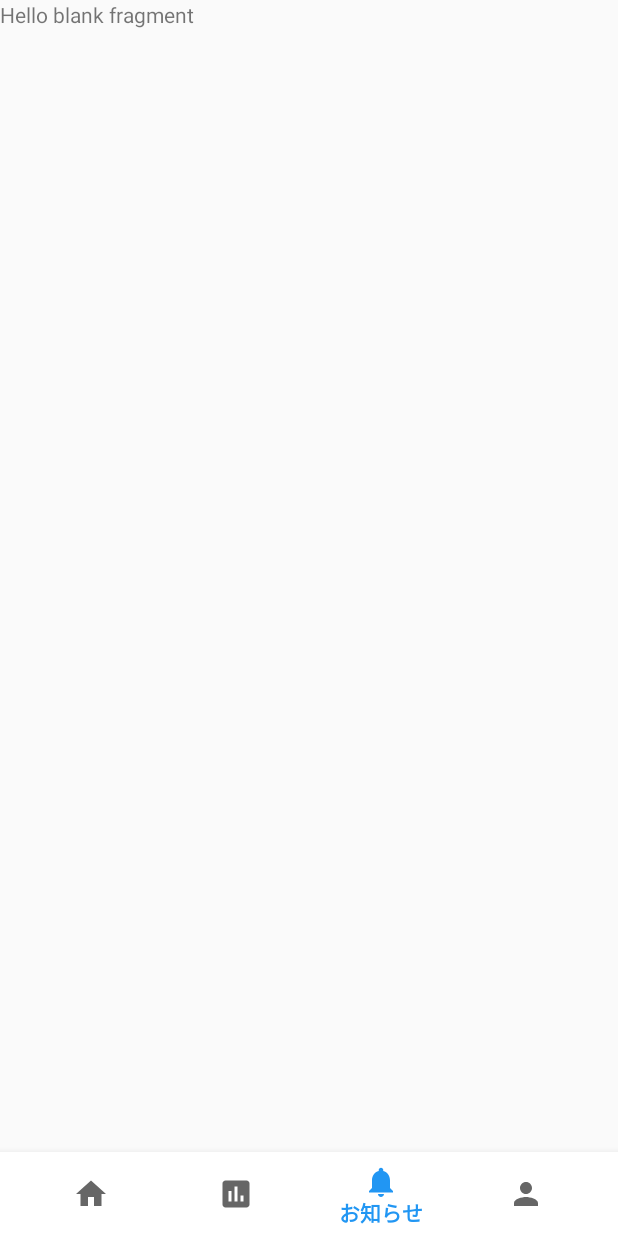
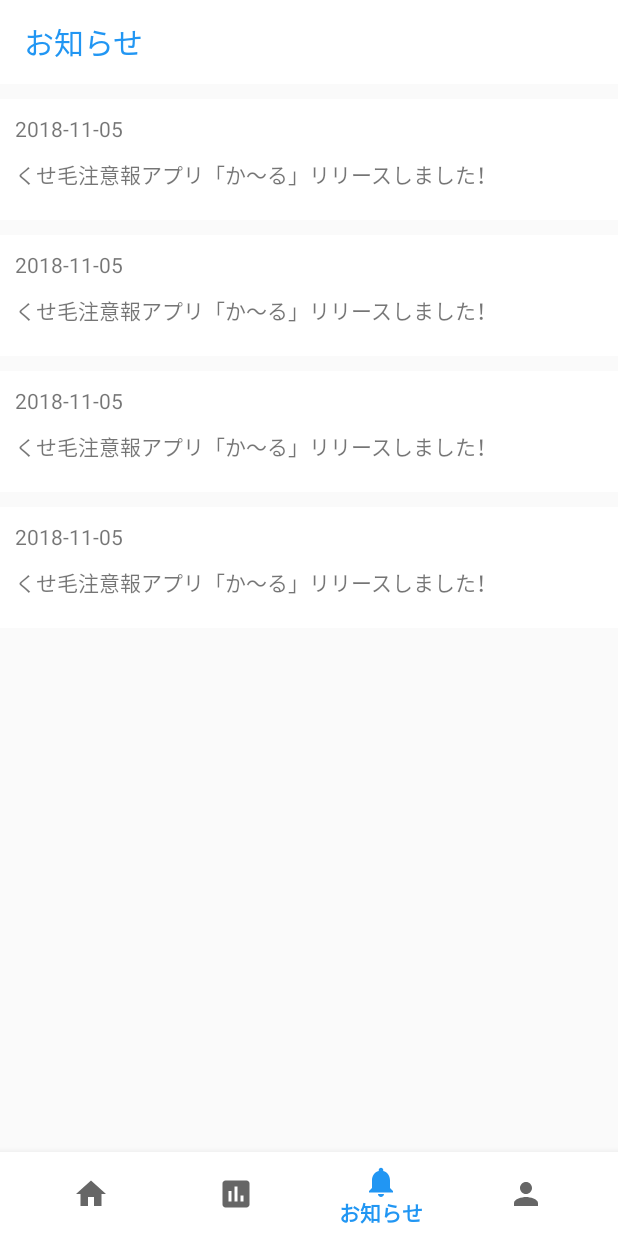
Before and after one commit to h3birth/CurlKusegeApp, an Android app: the screen it shows after launch (MainActivity), item 3 of the bottom bar chosen, on a phone screen of 412 x 824 dp. Run offline under Robolectric (Android 15) with nearby library versions, the phone set to English and light mode, and no system bars; our stand-ins replace Dagger/Hilt's generated code, RxJava, data binding; pictures from the network do not load.

Commit message:
news fragment sample code

```diff
--- a/app/src/main/java/birth/h3/app/curl_kusegeapp/di/AppComponent.kt
+++ b/app/src/main/java/birth/h3/app/curl_kusegeapp/di/AppComponent.kt
@@ -1,11 +1,13 @@
 package birth.h3.app.curl_kusegeapp.di
 
+import birth.h3.app.curl_kusegeapp.ui.news.NewsFragment
 import birth.h3.app.curl_kusegeapp.ui.weather.WeatherFragment
 import dagger.Component
 import javax.inject.Singleton
 
 @Singleton
-@Component(modules = [AppModule::class,WeatherModule::class])
+@Component(modules = [AppModule::class,WeatherModule::class,NewsModule::class])
 interface AppComponent {
     fun inject(fragment: WeatherFragment)
+    fun inject(fragment: NewsFragment)
 }
--- /dev/null
+++ b/app/src/main/java/birth/h3/app/curl_kusegeapp/di/NewsModule.kt
@@ -0,0 +1,29 @@
+package birth.h3.app.curl_kusegeapp.di
+
+import birth.h3.app.curl_kusegeapp.model.entity.News
+import birth.h3.app.curl_kusegeapp.model.entity.Weather
+import birth.h3.app.curl_kusegeapp.model.net.NewsService
+import birth.h3.app.curl_kusegeapp.model.net.WeatherApiService
+import birth.h3.app.curl_kusegeapp.ui.weather.WeatherViewModel
+import dagger.Module
+import dagger.Provides
+import io.reactivex.Single
+import io.reactivex.processors.BehaviorProcessor
+import javax.inject.Singleton
+
+@Module
+class NewsModule() {
+
+    @Singleton
+    @Provides
+    fun provideNewsService() = object : NewsService {
+        override fun getNews(): Single<List<News>> = Single.just(
+            listOf(
+                    News("くせ毛注意報アプリ「か～る」リリースしました！", "2018-11-05"),
+                    News("くせ毛注意報アプリ「か～る」リリースしました！", "2018-11-05"),
+                    News("くせ毛注意報アプリ「か～る」リリースしました！", "2018-11-05"),
+                    News("くせ毛注意報アプリ「か～る」リリースしました！", "2018-11-05")
+            )
+        )
+    }
+}
--- /dev/null
+++ b/app/src/main/java/birth/h3/app/curl_kusegeapp/model/entity/News.kt
@@ -0,0 +1,6 @@
+package birth.h3.app.curl_kusegeapp.model.entity
+
+data class News(
+        val message: String,
+        val updated_at: String
+)
--- /dev/null
+++ b/app/src/main/java/birth/h3/app/curl_kusegeapp/model/net/NewsService.kt
@@ -0,0 +1,10 @@
+package birth.h3.app.curl_kusegeapp.model.net
+
+import birth.h3.app.curl_kusegeapp.model.entity.News
+import io.reactivex.Single
+import retrofit2.http.GET
+
+interface NewsService{
+    @GET
+    fun getNews(): Single<List<News>>
+}
--- /dev/null
+++ b/app/src/main/java/birth/h3/app/curl_kusegeapp/ui/news/NewsAdapter.kt
@@ -0,0 +1,31 @@
+package birth.h3.app.curl_kusegeapp.ui.news
+
+import android.support.v7.widget.RecyclerView
+import android.view.ViewGroup
+import birth.h3.app.curl_kusegeapp.model.entity.News
+import birth.h3.app.curl_kusegeapp.model.entity.TimeWeather
+import birth.h3.app.curl_kusegeapp.ui.weather.TimeWeatherViewHolder
+import kotlin.math.max
+
+class NewsAdapter(): RecyclerView.Adapter<NewsViewHolder>() {
+
+    private val items: MutableList<News> = mutableListOf()
+
+    fun setItems(newsList: List<News>) {
+        val previousSize = itemCount
+        this.items.clear()
+        this.items.addAll(newsList)
+
+        notifyItemRangeChanged(0, max(previousSize, itemCount))
+    }
+
+    override fun onCreateViewHolder(parent: ViewGroup, viewType: Int): NewsViewHolder =
+            NewsViewHolder.create(parent)
+
+    override fun getItemCount() = items.count()
+
+    override fun onBindViewHolder(holder: NewsViewHolder, position: Int) {
+        holder.bind(items[position])
+    }
+
+}
--- a/app/src/main/java/birth/h3/app/curl_kusegeapp/ui/news/NewsFragment.kt
+++ b/app/src/main/java/birth/h3/app/curl_kusegeapp/ui/news/NewsFragment.kt
@@ -2,10 +2,22 @@ package birth.h3.app.curl_kusegeapp.ui.news
 
 import android.os.Bundle
 import android.support.v4.app.Fragment
+import android.support.v7.widget.DividerItemDecoration
+import android.support.v7.widget.LinearLayoutManager
 import android.view.LayoutInflater
 import android.view.View
 import android.view.ViewGroup
+import android.widget.LinearLayout
+import birth.h3.app.curl_kusegeapp.CurlApp
 import birth.h3.app.curl_kusegeapp.R
+import birth.h3.app.curl_kusegeapp.model.net.NewsService
+import birth.h3.app.curl_kusegeapp.model.net.WeatherApiService
+import birth.h3.app.curl_kusegeapp.ui.weather.TimeWeatherAdapter
+import io.reactivex.android.schedulers.AndroidSchedulers
+import io.reactivex.disposables.CompositeDisposable
+import io.reactivex.rxkotlin.subscribeBy
+import kotlinx.android.synthetic.main.fragment_news.*
+import javax.inject.Inject
 
 /**
  * A simple [Fragment] subclass.
@@ -13,11 +25,36 @@ import birth.h3.app.curl_kusegeapp.R
  */
 class NewsFragment : Fragment() {
 
+    @Inject
+    lateinit var newsService: NewsService
+
+    private val disposable = CompositeDisposable()
+
+    private val adapter by lazy {
+        NewsAdapter()
+    }
+
     override fun onCreateView(inflater: LayoutInflater, container: ViewGroup?,
                               savedInstanceState: Bundle?): View? {
         // Inflate the layout for this fragment
         return inflater.inflate(R.layout.fragment_news, container, false)
     }
 
+    override fun onViewCreated(view: View, savedInstanceState: Bundle?) {
+        super.onViewCreated(view, savedInstanceState)
+        (context?.applicationContext as CurlApp).component.inject(this)
 
+        rv_news.adapter = adapter
+        rv_news.layoutManager = LinearLayoutManager(activity, LinearLayoutManager.VERTICAL, false)
+//        rv_news.addItemDecoration(DividerItemDecoration(activity, LinearLayoutManager.VERTICAL))
+
+        disposable.addAll(
+                newsService
+                        .getNews()
+                        .observeOn(AndroidSchedulers.mainThread())
+                        .subscribeBy {
+                            adapter.setItems(it)
+                        }
+        )
+    }
 }
--- /dev/null
+++ b/app/src/main/java/birth/h3/app/curl_kusegeapp/ui/news/NewsViewHolder.kt
@@ -0,0 +1,30 @@
+package birth.h3.app.curl_kusegeapp.ui.news
+
+import android.databinding.DataBindingUtil
+import android.databinding.ViewDataBinding
+import android.support.v7.widget.RecyclerView
+import android.view.LayoutInflater
+import android.view.ViewGroup
+import birth.h3.app.curl_kusegeapp.BR
+import birth.h3.app.curl_kusegeapp.R
+import birth.h3.app.curl_kusegeapp.model.entity.News
+import birth.h3.app.curl_kusegeapp.model.entity.TimeWeather
+
+class NewsViewHolder(
+        private val binding: ViewDataBinding
+): RecyclerView.ViewHolder(binding.root) {
+
+    fun bind(news: News) {
+        binding.setVariable(BR.news, news)
+    }
+
+    companion object {
+        fun create(parent: ViewGroup) = NewsViewHolder(
+                DataBindingUtil.inflate(
+                        LayoutInflater.from(parent.context),
+                        R.layout.item_news, parent,
+                        false
+                )
+        )
+    }
+}
--- a/app/src/main/res/layout/fragment_news.xml
+++ b/app/src/main/res/layout/fragment_news.xml
@@ -1,14 +1,28 @@
 <?xml version="1.0" encoding="utf-8"?>
-<FrameLayout xmlns:android="http://schemas.android.com/apk/res/android"
+<RelativeLayout xmlns:android="http://schemas.android.com/apk/res/android"
     xmlns:tools="http://schemas.android.com/tools"
+    xmlns:app="http://schemas.android.com/apk/res-auto"
     android:layout_width="match_parent"
     android:layout_height="match_parent"
     tools:context=".ui.news.NewsFragment">
 
-    <!-- TODO: Update blank fragment layout -->
-    <TextView
+    <android.support.v7.widget.Toolbar
+        android:id="@+id/app_toolbar"
+        app:layout_scrollFlags="enterAlways|scroll"
+        app:title="@string/news"
+        app:titleTextColor="@color/colorPrimary"
+        android:layout_width="match_parent"
+        android:layout_height="wrap_content"
+        android:background="@android:color/white"
+        android:minHeight="?attr/actionBarSize"
+        android:theme="?attr/actionBarTheme"
+        app:layout_constraintStart_toStartOf="parent"
+        app:layout_constraintTop_toTopOf="parent"/>
+
+    <android.support.v7.widget.RecyclerView
+        android:id="@+id/rv_news"
         android:layout_width="match_parent"
         android:layout_height="match_parent"
-        android:text="@string/hello_blank_fragment" />
+        android:layout_below="@+id/app_toolbar" />
 
-</FrameLayout>
+</RelativeLayout>
--- /dev/null
+++ b/app/src/main/res/layout/item_news.xml
@@ -0,0 +1,38 @@
+<?xml version="1.0" encoding="utf-8"?>
+<layout xmlns:app="http://schemas.android.com/apk/res-auto"
+    xmlns:android="http://schemas.android.com/apk/res/android">
+    <data>
+        <variable
+            name="news"
+            type="birth.h3.app.curl_kusegeapp.model.entity.News" />
+    </data>
+
+    <android.support.constraint.ConstraintLayout
+        android:layout_width="match_parent"
+        android:layout_height="wrap_content"
+        android:layout_marginTop="@dimen/margin_m"
+        android:background="@android:color/white">
+
+        <TextView
+            android:id="@+id/tv_news_updated_at"
+            android:layout_width="wrap_content"
+            android:layout_height="wrap_content"
+            android:layout_marginLeft="@dimen/margin_m"
+            android:layout_marginTop="@dimen/margin_m"
+            android:text="@{news.updated_at}"
+            app:layout_constraintLeft_toLeftOf="parent"
+            app:layout_constraintTop_toTopOf="parent" />
+
+        <TextView
+            android:id="@+id/tv_news_message"
+            android:layout_width="wrap_content"
+            android:layout_height="wrap_content"
+            android:layout_marginLeft="@dimen/margin_m"
+            android:layout_marginTop="@dimen/margin_m"
+            android:layout_marginBottom="@dimen/margin_l"
+            android:text="@{news.message}"
+            app:layout_constraintBottom_toBottomOf="parent"
+            app:layout_constraintLeft_toLeftOf="parent"
+            app:layout_constraintTop_toBottomOf="@+id/tv_news_updated_at" />
+    </android.support.constraint.ConstraintLayout>
+</layout>
--- a/app/src/main/res/values/strings.xml
+++ b/app/src/main/res/values/strings.xml
@@ -1,6 +1,8 @@
 <resources>
     <string name="app_name">か～る</string>
     <string name="chart">チャート</string>
+    <string name="news">お知らせ</string>
+    <string name="setting">設定</string>
 
     <!-- TODO: Remove or change this placeholder text -->
     <string name="hello_blank_fragment">Hello blank fragment</string>
```
